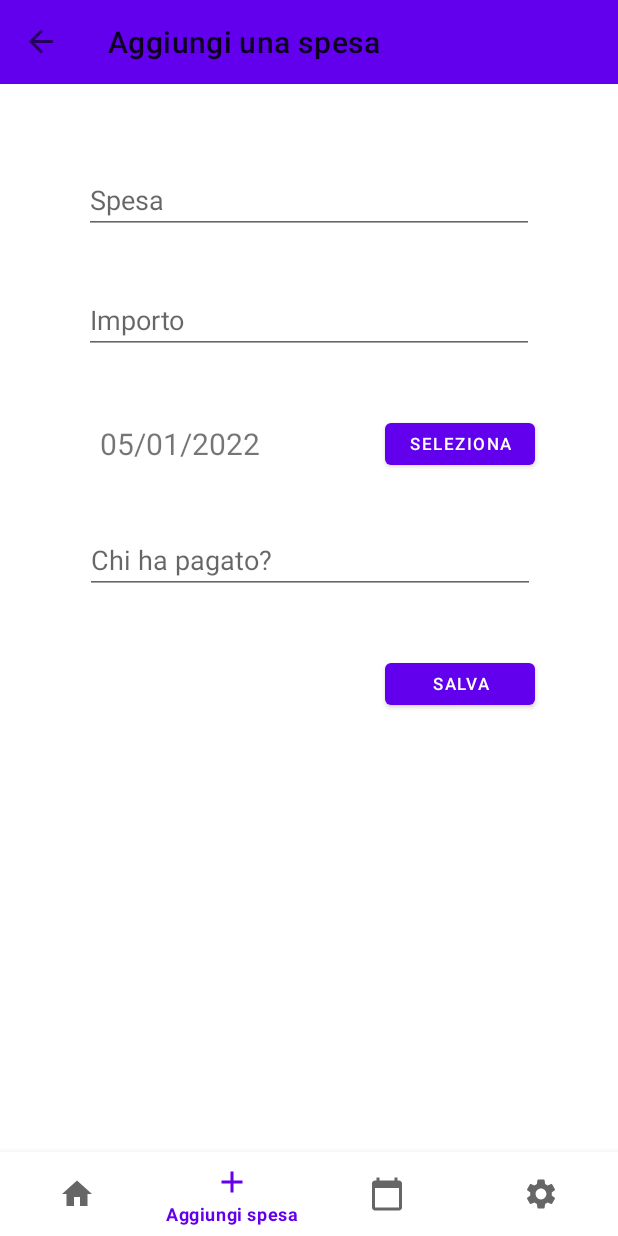
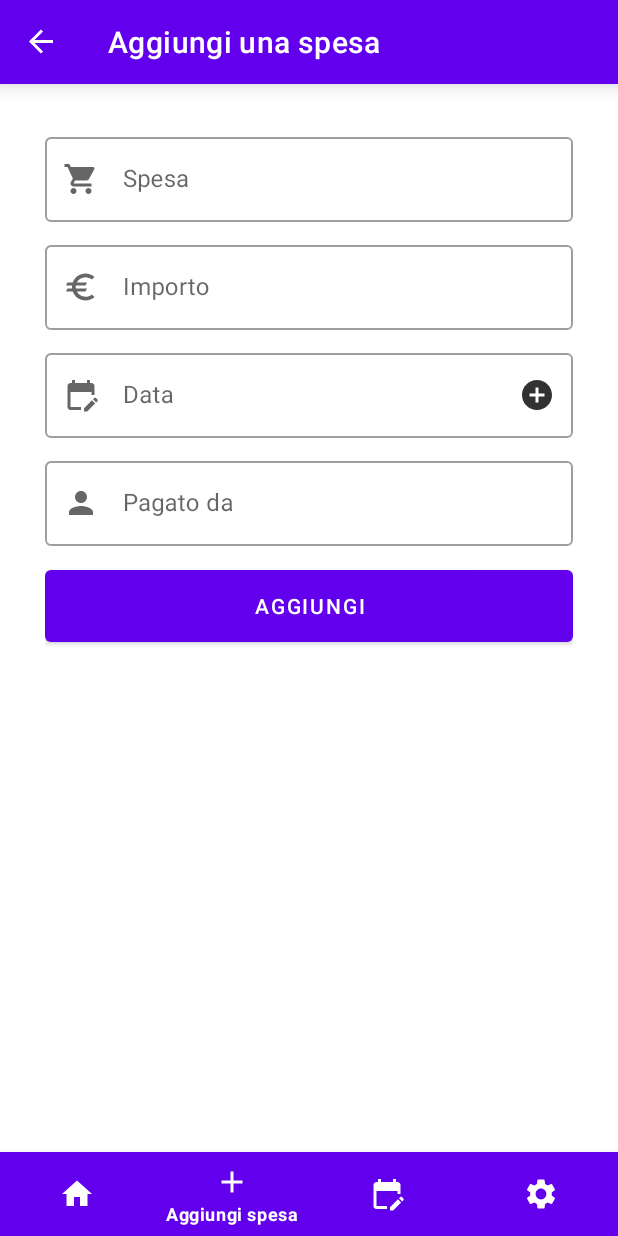
Before and after one commit to dCurre/spese, an Android app: the AddSpesaFragment screen opened through its navigation route, on a phone screen of 412 x 824 dp. Run offline under Robolectric (Android 15) with nearby library versions, the phone set to English and light mode, and no system bars; our stand-ins replace Firebase (no records; nobody signed in at launch, a user with empty details on screens opened directly), navigation-ui.

Commit message:
Migliorie estetiche alla creazione della spesa, fix ricerca mesi già esistenti e aggiunta logiche saldato/non saldato

```diff
--- a/app/build.gradle
+++ b/app/build.gradle
@@ -64,4 +64,6 @@ dependencies {
     //Navigation components
     implementation "androidx.navigation:navigation-fragment-ktx:$nav_version"
     implementation "androidx.navigation:navigation-ui-ktx:$nav_version"
+
+
 }
--- a/app/src/main/java/com/dcurreli/spese/AddSpesaFragment.kt
+++ b/app/src/main/java/com/dcurreli/spese/AddSpesaFragment.kt
@@ -17,13 +17,6 @@ import com.google.firebase.database.ktx.database
 import com.google.firebase.ktx.Firebase
 import java.text.SimpleDateFormat
 import java.util.*
-
-
-
-
-
-
-
 
 class AddSpesaFragment : Fragment(R.layout.add_spesa) {
 
@@ -61,30 +54,36 @@ class AddSpesaFragment : Fragment(R.layout.add_spesa) {
         val todayDate: String = formatter.format(Calendar.getInstance().time) //formatta today
 
         //Setto today dentro text view 'data'
-        binding.textViewData.text = todayDate
+        //binding.spesaData.setText(todayDate)
 
-        binding.buttonShowCalendar.setOnClickListener{
+        binding.spesaData.setOnClickListener{
             val datePickerDialog = DatePickerDialog(this.requireContext(),DatePickerDialog.OnDateSetListener{ _, mYear, mMonth, mDay ->
                 //Setto nella text view
-                binding.textViewData.text = "${String.format("%02d",mDay)}/${String.format("%02d",(mMonth+1))}/$mYear"
+                binding.spesaData.setText("${String.format("%02d",mDay)}/${String.format("%02d",(mMonth+1))}/$mYear")
+
+                SpesaUtils.clearTextViewFocus(binding) //Tolgo il focus dagli altri bottoni
             }, year, month, day)
             datePickerDialog.show()
         }
 
-        //binding.buttonAddSpesa.isEnabled = false
+        //Se premo lo sfondo
+        binding.addSpesaConstraintLayout.setOnClickListener{
+            GenericUtils.hideSoftKeyBoard(requireContext(), view) //Chiudo la tastiera
+            SpesaUtils.clearTextViewFocus(binding) //Tolgo il focus dagli altri bottoni
+        }
 
-        SpesaUtils.areSpesaFieldValid(binding)
-
-
-        binding.buttonAddSpesa.setOnClickListener {
+        //Bottone "Aggiungi"
+        binding.spesaButtonAddSpesa.setOnClickListener {
             //Chiudo la tastiera come prima cosa
             GenericUtils.hideSoftKeyBoard(requireContext(), view)
 
-            if(binding.editTextSpesa.text.isNullOrBlank()){
+            if(binding.spesaSpesaText.text.isNullOrBlank()){
                 GenericUtils.showSnackbarError("Campo spesa non popolato !", binding)
-            }else if(binding.editTextImporto.text.isNullOrBlank()){
+            }else if(binding.spesaImporto.text.isNullOrBlank()){
                 GenericUtils.showSnackbarError("Campo importo non popolato !", binding)
-            }else if(binding.editTextPagatore.text.isNullOrBlank()){
+            }else if(binding.spesaData.text.isNullOrBlank()){
+                GenericUtils.showSnackbarError("Campo data non popolato !", binding)
+            }else if(binding.spesaPagatoreText.text.isNullOrBlank()){
                 GenericUtils.showSnackbarError("Campo pagatore non popolato !", binding)
             }else{
                 //Recupero dati dall'xml
--- a/app/src/main/java/com/dcurreli/spese/adapters/MeseAdapter.java
+++ b/app/src/main/java/com/dcurreli/spese/adapters/MeseAdapter.java
@@ -6,6 +6,7 @@ import android.os.Bundle;
 import android.view.LayoutInflater;
 import android.view.View;
 import android.view.ViewGroup;
+import android.widget.ImageView;
 import android.widget.TextView;
 
 import androidx.annotation.NonNull;
@@ -49,6 +50,10 @@ public class MeseAdapter extends RecyclerView.Adapter<MeseAdapter.MyViewHolder>
         Mese mese = meseList.get(position);
         holder.nomeMese.setText(mese.getNome());
 
+        if(mese.isSaldato())
+            holder.saldatoImage.setBackgroundResource(R.drawable.ic_saldato_true);
+
+
         //gestisco l'evento on click
         holder.nomeMese.setOnClickListener(new View.OnClickListener()
         {
@@ -83,10 +88,12 @@ public class MeseAdapter extends RecyclerView.Adapter<MeseAdapter.MyViewHolder>
     public static class MyViewHolder extends RecyclerView.ViewHolder{
 
         TextView nomeMese;
+        View saldatoImage;
 
         public MyViewHolder(@NotNull View itemView){
             super(itemView);
             nomeMese = itemView.findViewById(R.id.mese_nome);
+            saldatoImage = itemView.findViewById(R.id.mese_saldato);
         }
     }
 }
--- a/app/src/main/java/com/dcurreli/spese/adapters/SpesaAdapter.java
+++ b/app/src/main/java/com/dcurreli/spese/adapters/SpesaAdapter.java
@@ -1,6 +1,7 @@
 package com.dcurreli.spese.adapters;
 
 import android.content.Context;
+import android.util.Log;
 import android.view.LayoutInflater;
 import android.view.View;
 import android.view.ViewGroup;
@@ -11,6 +12,8 @@ import androidx.recyclerview.widget.RecyclerView;
 
 import com.dcurreli.spese.R;
 import com.dcurreli.spese.objects.Spesa;
+import com.google.android.material.textfield.TextInputEditText;
+import com.google.android.material.textview.MaterialTextView;
 
 import org.jetbrains.annotations.NotNull;
 
@@ -50,15 +53,16 @@ public class SpesaAdapter extends RecyclerView.Adapter<SpesaAdapter.MyViewHolder
 
     public static class MyViewHolder extends RecyclerView.ViewHolder{
 
-        TextView id, spesa, importo, data, pagatore;
+        //TextView id;
+        TextView spesa, importo, data, pagatore;
 
         public MyViewHolder(@NotNull View itemView){
             super(itemView);
             //id = itemView.findViewById(R.id.spesa_id);
             spesa = itemView.findViewById(R.id.spesa_spesa);
-            importo = itemView.findViewById(R.id.spesa_importo);
-            data = itemView.findViewById(R.id.spesa_data);
-            pagatore = itemView.findViewById(R.id.spesa_pagatore);
+            importo =  itemView.findViewById(R.id.spesa_importo);
+            data =  itemView.findViewById(R.id.spesa_data);
+            pagatore =  itemView.findViewById(R.id.spesa_pagatore);
         }
     }
 }
--- a/app/src/main/java/com/dcurreli/spese/utils/GenericUtils.kt
+++ b/app/src/main/java/com/dcurreli/spese/utils/GenericUtils.kt
@@ -50,14 +50,14 @@ object GenericUtils {
     }
 
     fun showSnackbarError(message: String, binding: AddSpesaBinding) {
-        val snackbar = Snackbar.make(binding.addSpesaRootLayout, message, Snackbar.LENGTH_LONG)
+        val snackbar = Snackbar.make(binding.addSpesaConstraintLayout, message, Snackbar.LENGTH_LONG)
         snackbar.view.setBackgroundColor(Color.rgb(180,0,0))
         snackbar.setAnchorView(R.id.bottom_nav)
         snackbar.show()
     }
 
     fun showSnackbarOK(message: String, binding: AddSpesaBinding) {
-        val snackbar = Snackbar.make(binding.addSpesaRootLayout, message, Snackbar.LENGTH_LONG)
+        val snackbar = Snackbar.make(binding.addSpesaConstraintLayout, message, Snackbar.LENGTH_LONG)
         snackbar.view.setBackgroundColor(Color.rgb(0,128,0))
         snackbar.setAnchorView(R.id.bottom_nav)
         snackbar.show()
--- a/app/src/main/java/com/dcurreli/spese/utils/MeseUtils.kt
+++ b/app/src/main/java/com/dcurreli/spese/utils/MeseUtils.kt
@@ -31,7 +31,7 @@ object MeseUtils {
         Log.i(TAG, ">>$methodName")
 
         //Vedo se il mese già esiste
-        db.child("mese").child(spesa.extractMensilitaAnno()).get().addOnSuccessListener {
+        db.child("mese").orderByChild("nome").equalTo(spesa.extractMensilitaAnno()).get().addOnSuccessListener {
             //Se non esiste cerco l'id dell'ultimo mese creato
             if(!it.exists()) {
                 db.child("mese").orderByChild("id").limitToLast(1).get().addOnSuccessListener {
--- a/app/src/main/java/com/dcurreli/spese/utils/SpesaUtils.kt
+++ b/app/src/main/java/com/dcurreli/spese/utils/SpesaUtils.kt
@@ -34,10 +34,10 @@ object SpesaUtils {
             //Nuova spesa
             val spesa = Spesa(
                 newId,
-                binding.editTextSpesa.text.toString(),
-                binding.editTextImporto.text.toString().replace(",",".").toDouble(),
-                binding.textViewData.text.toString(),
-                binding.editTextPagatore.text.toString()
+                binding.spesaSpesaText.text.toString(),
+                binding.spesaImporto.text.toString().replace(",",".").toDouble(),
+                binding.spesaData.text.toString(),
+                binding.spesaPagatoreText.text.toString()
             )
 
             //Creo mese, e se va bene
@@ -72,11 +72,10 @@ object SpesaUtils {
        })
    }
 
-    fun areSpesaFieldValid(binding: AddSpesaBinding): Boolean {
-        if(binding.editTextSpesa.text == null){
-
-        }
-        return true;
+    fun clearTextViewFocus(binding: AddSpesaBinding) {
+        binding.spesaSpesaText.clearFocus()
+        binding.spesaImporto.clearFocus()
+        binding.spesaPagatoreText.clearFocus()
     }
 
 }
--- a/app/src/main/res/drawable/ic_calendar.xml
+++ b/app/src/main/res/drawable/ic_calendar.xml
@@ -6,5 +6,5 @@
     android:tint="?attr/colorControlNormal">
   <path
       android:fillColor="@android:color/white"
-      android:pathData="M20,3h-1L19,1h-2v2L7,3L7,1L5,1v2L4,3c-1.1,0 -2,0.9 -2,2v16c0,1.1 0.9,2 2,2h16c1.1,0 2,-0.9 2,-2L22,5c0,-1.1 -0.9,-2 -2,-2zM20,21L4,21L4,8h16v13z"/>
+      android:pathData="M12,22H5c-1.11,0 -2,-0.9 -2,-2L3.01,6c0,-1.1 0.88,-2 1.99,-2h1V2h2v2h8V2h2v2h1c1.1,0 2,0.9 2,2v6h-2v-2H5v10h7V22zM22.13,16.99l0.71,-0.71c0.39,-0.39 0.39,-1.02 0,-1.41l-0.71,-0.71c-0.39,-0.39 -1.02,-0.39 -1.41,0l-0.71,0.71L22.13,16.99zM21.42,17.7l-5.3,5.3H14v-2.12l5.3,-5.3L21.42,17.7z"/>
 </vector>
--- /dev/null
+++ b/app/src/main/res/drawable/ic_calendar_plus.xml
@@ -0,0 +1,5 @@
+<vector android:height="24dp" android:tint="@color/app_color_main"
+    android:viewportHeight="24" android:viewportWidth="24"
+    android:width="24dp" xmlns:android="http://schemas.android.com/apk/res/android">
+    <path android:fillColor="@android:color/white" android:pathData="M12,2C6.48,2 2,6.48 2,12s4.48,10 10,10 10,-4.48 10,-10S17.52,2 12,2zM17,13h-4v4h-2v-4L7,13v-2h4L11,7h2v4h4v2z"/>
+</vector>
--- /dev/null
+++ b/app/src/main/res/drawable/ic_importo_euro.xml
@@ -0,0 +1,10 @@
+<vector xmlns:android="http://schemas.android.com/apk/res/android"
+    android:width="24dp"
+    android:height="24dp"
+    android:viewportWidth="24"
+    android:viewportHeight="24"
+    android:tint="?attr/colorControlNormal">
+  <path
+      android:fillColor="@android:color/white"
+      android:pathData="M15,18.5c-2.51,0 -4.68,-1.42 -5.76,-3.5H15l1,-2H8.58c-0.05,-0.33 -0.08,-0.66 -0.08,-1s0.03,-0.67 0.08,-1H15l1,-2H9.24C10.32,6.92 12.5,5.5 15,5.5c1.61,0 3.09,0.59 4.23,1.57L21,5.3C19.41,3.87 17.3,3 15,3c-3.92,0 -7.24,2.51 -8.48,6H3l-1,2h4.06C6.02,11.33 6,11.66 6,12s0.02,0.67 0.06,1H3l-1,2h4.52c1.24,3.49 4.56,6 8.48,6c2.31,0 4.41,-0.87 6,-2.3l-1.78,-1.77C18.09,17.91 16.62,18.5 15,18.5z"/>
+</vector>
--- /dev/null
+++ b/app/src/main/res/drawable/ic_pagatore.xml
@@ -0,0 +1,10 @@
+<vector xmlns:android="http://schemas.android.com/apk/res/android"
+    android:width="24dp"
+    android:height="24dp"
+    android:viewportWidth="24"
+    android:viewportHeight="24"
+    android:tint="?attr/colorControlNormal">
+  <path
+      android:fillColor="@android:color/white"
+      android:pathData="M12,12c2.21,0 4,-1.79 4,-4s-1.79,-4 -4,-4 -4,1.79 -4,4 1.79,4 4,4zM12,14c-2.67,0 -8,1.34 -8,4v2h16v-2c0,-2.66 -5.33,-4 -8,-4z"/>
+</vector>
--- /dev/null
+++ b/app/src/main/res/drawable/ic_spesa.xml
@@ -0,0 +1,10 @@
+<vector xmlns:android="http://schemas.android.com/apk/res/android"
+    android:width="24dp"
+    android:height="24dp"
+    android:viewportWidth="24"
+    android:viewportHeight="24"
+    android:tint="?attr/colorControlNormal">
+  <path
+      android:fillColor="@android:color/white"
+      android:pathData="M7,18c-1.1,0 -1.99,0.9 -1.99,2S5.9,22 7,22s2,-0.9 2,-2 -0.9,-2 -2,-2zM1,2v2h2l3.6,7.59 -1.35,2.45c-0.16,0.28 -0.25,0.61 -0.25,0.96 0,1.1 0.9,2 2,2h12v-2L7.42,15c-0.14,0 -0.25,-0.11 -0.25,-0.25l0.03,-0.12 0.9,-1.63h7.45c0.75,0 1.41,-0.41 1.75,-1.03l3.58,-6.49c0.08,-0.14 0.12,-0.31 0.12,-0.48 0,-0.55 -0.45,-1 -1,-1L5.21,4l-0.94,-2L1,2zM17,18c-1.1,0 -1.99,0.9 -1.99,2s0.89,2 1.99,2 2,-0.9 2,-2 -0.9,-2 -2,-2z"/>
+</vector>
--- a/app/src/main/res/layout/activity_main.xml
+++ b/app/src/main/res/layout/activity_main.xml
@@ -16,8 +16,9 @@
                     android:id="@+id/toolbar"
                     android:layout_width="match_parent"
                     android:layout_height="?attr/actionBarSize"
-                    android:background="?attr/colorPrimary"
-                    app:popupTheme="@style/Theme.Spese.PopupOverlay" />
+                    app:theme="@style/ToolbarColoredBackArrow"
+                    app:titleTextColor="@color/white"
+                    android:elevation="8dp"/>
 
                 <!-- INCLUDE FRAGMENT -->
                 <include
@@ -31,10 +32,13 @@
                 <!-- MENU INFERIORE -->
                 <com.google.android.material.bottomnavigation.BottomNavigationView
                     android:id="@+id/bottom_nav"
+                    app:menu="@menu/drawer_bottom_nav_menu"
                     android:layout_width="match_parent"
                     android:layout_height="?attr/actionBarSize"
                     android:layout_alignParentBottom="true"
-                    app:menu="@menu/drawer_bottom_nav_menu"
+                    android:background="?attr/colorPrimary"
+                    app:itemIconTint="@color/white"
+                    app:itemTextColor="@color/white"
                     />
         </RelativeLayout>
 
@@ -47,8 +51,7 @@
             android:fitsSystemWindows="true">
                 <RelativeLayout
                     android:layout_width="wrap_content"
-                    android:layout_height="wrap_content"
-                    >
+                    android:layout_height="wrap_content">
                         <TextView
                             android:id="@+id/lateral_nav_view_header"
                             android:layout_width="match_parent"
--- a/app/src/main/res/layout/add_spesa.xml
+++ b/app/src/main/res/layout/add_spesa.xml
@@ -5,81 +5,105 @@
     android:layout_width="match_parent"
     android:layout_height="match_parent"
     tools:context=".AddSpesaFragment"
-    android:id="@+id/add_spesa_root_layout">
+    android:id="@+id/add_spesa_constraint_layout">
 
-    <EditText
-        android:id="@+id/edit_text_spesa"
-        android:inputType="text"
-        android:layout_width="300dp"
-        android:layout_height="40dp"
-        android:layout_marginTop="60dp"
-        android:hint="Spesa"
-        app:layout_constraintEnd_toEndOf="parent"
-        app:layout_constraintStart_toStartOf="parent"
-        app:layout_constraintTop_toTopOf="parent"
-        tools:ignore="MissingConstraints" />
+    <RelativeLayout
+        android:layout_width="match_parent"
+        android:layout_height="match_parent"
+        android:layout_marginStart="30dp"
+        android:layout_marginEnd="30dp">
+        <ImageView
+            android:id="@+id/spesa_header_image"
+            android:layout_width="match_parent"
+            android:layout_height="30dp"
+            android:foregroundGravity="center_horizontal">
+        </ImageView>
+        <!-- SPESA -->
+        <com.google.android.material.textfield.TextInputLayout
+            android:id="@+id/spesa_spesa_layout"
+            android:layout_width="match_parent"
+            android:layout_height="wrap_content"
+            android:layout_marginBottom="10dp"
+            android:layout_below="@id/spesa_header_image"
+            app:endIconMode="clear_text"
+            style="@style/Widget.MaterialComponents.TextInputLayout.OutlinedBox"
+            app:startIconDrawable="@drawable/ic_spesa"
+            android:hint="Spesa">
+            <com.google.android.material.textfield.TextInputEditText
+                android:id="@+id/spesa_spesa_text"
+                android:layout_width="match_parent"
+                android:layout_height="wrap_content"
+                android:inputType="text" />
+        </com.google.android.material.textfield.TextInputLayout>
 
-    <EditText
-        android:inputType="numberDecimal"
-        android:id="@+id/edit_text_importo"
-        android:layout_width="300dp"
-        android:layout_height="40dp"
-        android:layout_marginTop="40dp"
-        android:hint="Importo"
-        app:layout_constraintEnd_toEndOf="parent"
-        app:layout_constraintStart_toStartOf="parent"
-        app:layout_constraintTop_toBottomOf="@+id/edit_text_spesa"
-        tools:ignore="MissingConstraints" />
+        <!-- IMPORTO -->
+        <com.google.android.material.textfield.TextInputLayout
+            android:id="@+id/spesa_importo_layout"
+            android:layout_width="match_parent"
+            android:layout_height="wrap_content"
+            android:layout_marginBottom="10dp"
+            android:layout_below="@id/spesa_spesa_layout"
+            style="@style/Widget.MaterialComponents.TextInputLayout.OutlinedBox"
+            app:startIconDrawable="@drawable/ic_importo_euro"
+            app:endIconMode="clear_text"
+            android:hint="Importo">
 
-    <TextView
-        android:id="@+id/text_view_data"
-        android:layout_width="190dp"
-        android:layout_height="40dp"
-        android:layout_marginTop="40dp"
-        android:gravity="center_vertical"
-        android:hint="Data"
-        android:textSize="20sp"
-        android:textStyle=""
-        app:layout_constraintEnd_toStartOf="@+id/button_show_calendar"
-        app:layout_constraintHorizontal_bias="1.0"
-        app:layout_constraintStart_toStartOf="parent"
-        app:layout_constraintTop_toBottomOf="@+id/edit_text_importo" />
+            <com.google.android.material.textfield.TextInputEditText
+                android:id="@+id/spesa_importo"
+                android:layout_width="match_parent"
+                android:layout_height="wrap_content"
+                android:inputType="numberDecimal"/>
+        </com.google.android.material.textfield.TextInputLayout>
 
-    <Button
-        android:id="@+id/button_show_calendar"
-        android:layout_width="100dp"
-        android:layout_height="40dp"
-        android:layout_marginTop="40dp"
-        android:text="Seleziona"
-        android:textSize="11sp"
-        app:layout_constraintEnd_toEndOf="parent"
-        app:layout_constraintHorizontal_bias="0.823"
-        app:layout_constraintStart_toStartOf="parent"
-        app:layout_constraintTop_toBottomOf="@+id/edit_text_importo" />
+        <!-- Data -->
+        <com.google.android.material.textfield.TextInputLayout
+            android:id="@+id/spesa_data_layout"
+            style="@style/Widget.MaterialComponents.TextInputLayout.OutlinedBox"
+            android:layout_width="match_parent"
+            android:layout_height="wrap_content"
+            android:layout_below="@id/spesa_importo_layout"
+            android:layout_marginBottom="10dp"
+            android:hint="Data"
+            app:startIconDrawable="@drawable/ic_calendar"
+            app:endIconMode="custom"
+            app:endIconTint="@color/app_color_main"
+            app:endIconDrawable="@drawable/ic_calendar_plus">
 
-    <EditText
-        android:inputType="text"
-        android:id="@+id/edit_text_pagatore"
-        android:layout_width="300dp"
-        android:layout_height="40dp"
-        android:layout_marginTop="40dp"
-        android:hint="Chi ha pagato?"
-        app:layout_constraintEnd_toEndOf="parent"
-        app:layout_constraintHorizontal_bias="0.504"
-        app:layout_constraintStart_toStartOf="parent"
-        app:layout_constraintTop_toBottomOf="@+id/text_view_data"
-        tools:ignore="MissingConstraints" />
+            <com.google.android.material.textfield.TextInputEditText
+                android:id="@+id/spesa_data"
+                android:layout_width="match_parent"
+                android:layout_height="wrap_content"
+                android:focusable="false"
+                android:cursorVisible="false"
+                />
+        </com.google.android.material.textfield.TextInputLayout>
 
-    <Button
-        android:id="@+id/button_add_spesa"
-        android:layout_width="100dp"
-        android:layout_height="40dp"
-        android:layout_marginTop="40dp"
-        android:text="Salva"
-        android:textSize="11sp"
-        app:layout_constraintEnd_toEndOf="parent"
-        app:layout_constraintHorizontal_bias="0.823"
-        app:layout_constraintStart_toStartOf="parent"
-        app:layout_constraintTop_toBottomOf="@+id/edit_text_pagatore" />
+        <!-- Pagatore -->
+        <com.google.android.material.textfield.TextInputLayout
+            android:id="@+id/spesa_pagatore_layout"
+            style="@style/Widget.MaterialComponents.TextInputLayout.OutlinedBox"
+            android:layout_width="match_parent"
+            android:layout_height="wrap_content"
+            android:layout_marginBottom="10dp"
+            android:layout_below="@id/spesa_data_layout"
+            android:hint="Pagato da"
+            app:endIconMode="clear_text"
+            app:startIconDrawable="@drawable/ic_pagatore">
+
+            <com.google.android.material.textfield.TextInputEditText
+                android:id="@+id/spesa_pagatore_text"
+                android:layout_width="match_parent"
+                android:layout_height="wrap_content"
+                android:inputType="text"
+                android:imeOptions="actionDone"/>
+        </com.google.android.material.textfield.TextInputLayout>
+
+        <com.google.android.material.button.MaterialButton
+            android:id="@+id/spesa_button_add_spesa"
+            android:layout_width="match_parent"
+            android:layout_height="60dp"
+            android:layout_below="@id/spesa_pagatore_layout"
+            android:text="Aggiungi" />
+    </RelativeLayout>
 
 </androidx.constraintlayout.widget.ConstraintLayout>
--- a/app/src/main/res/layout/home_fragment.xml
+++ b/app/src/main/res/layout/home_fragment.xml
@@ -16,6 +16,7 @@
         app:layout_constraintEnd_toEndOf="parent"
         app:layout_constraintHorizontal_bias="0.498"
         app:layout_constraintStart_toStartOf="parent"
-        app:layout_constraintTop_toTopOf="parent" />
+        app:layout_constraintTop_toTopOf="parent"
+        android:textStyle="bold"/>
 
 </androidx.constraintlayout.widget.ConstraintLayout>
--- a/app/src/main/res/layout/menu_laterale_items.xml
+++ b/app/src/main/res/layout/menu_laterale_items.xml
@@ -5,7 +5,7 @@
     android:layout_width="match_parent"
     android:layout_height="wrap_content"
     android:layout_marginTop="10dp"
-    android:layout_marginLeft="20dp"
+    android:layout_marginLeft="10dp"
     android:layout_marginRight="20dp"
     android:orientation="horizontal"
     tools:context=".MainActivity">
@@ -14,16 +14,27 @@
         android:layout_width="match_parent"
         android:layout_height="40dp"
         tools:ignore="MissingConstraints">
+
+        <View
+            android:id="@+id/mese_saldato"
+            android:layout_width="35dp"
+            android:layout_height="35dp"
+            android:layout_marginTop="2.5dp"
+            android:background="@drawable/ic_saldato_false"/>
+
         <TextView
             android:id="@+id/mese_nome"
             android:layout_width="match_parent"
             android:layout_height="match_parent"
             android:gravity="center_vertical"
+            android:paddingLeft="50dp"
             android:text="Mese"
             android:textSize="15sp"
-            app:drawableEndCompat="@drawable/ic_arrow_right"
+            app:drawableEndCompat="@drawable/ic_arrow_right" />
 
-            />
+
+
+
 
     </RelativeLayout>
 </androidx.constraintlayout.widget.ConstraintLayout>
--- a/app/src/main/res/values/colors.xml
+++ b/app/src/main/res/values/colors.xml
@@ -1,5 +1,6 @@
 <?xml version="1.0" encoding="utf-8"?>
 <resources>
+    <color name="app_color_main">#323232</color>
     <color name="purple_200">#FFBB86FC</color>
     <color name="purple_500">#FF6200EE</color>
     <color name="purple_700">#FF3700B3</color>
--- a/app/src/main/res/values/themes.xml
+++ b/app/src/main/res/values/themes.xml
@@ -22,4 +22,11 @@
     <style name="Theme.Spese.AppBarOverlay" parent="ThemeOverlay.AppCompat.Dark.ActionBar" />
 
     <style name="Theme.Spese.PopupOverlay" parent="ThemeOverlay.AppCompat.Light" />
+
+    <!-- Colora toolbar -->
+    <style name="ToolbarColoredBackArrow" parent="Theme.Spese">
+        <item name="android:textColorSecondary">@color/white</item>
+        <item name="android:background">?attr/colorPrimary</item>
+    </style>
+
 </resources>
```
